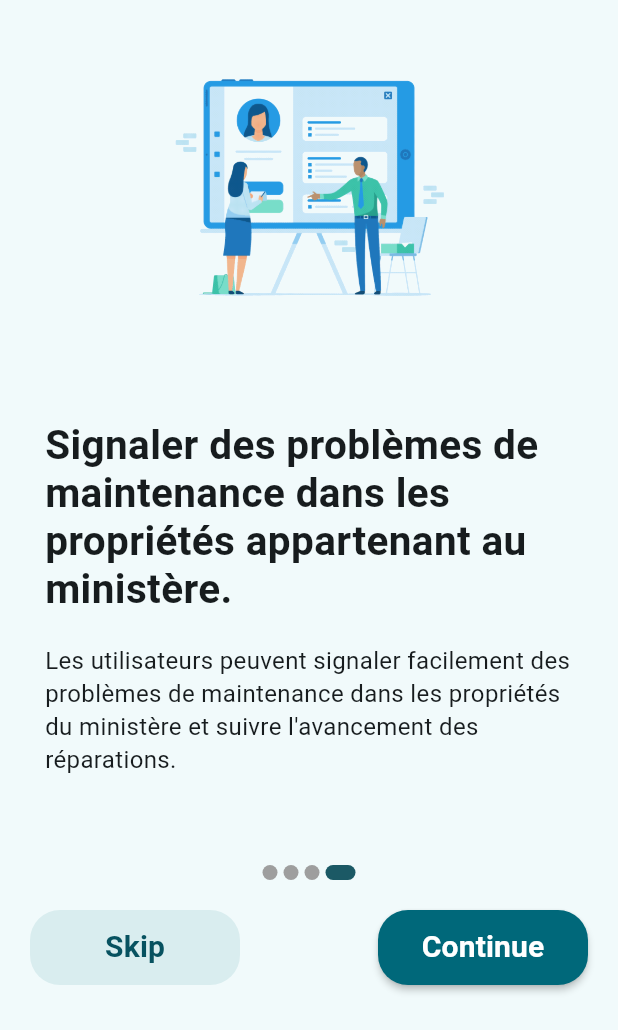
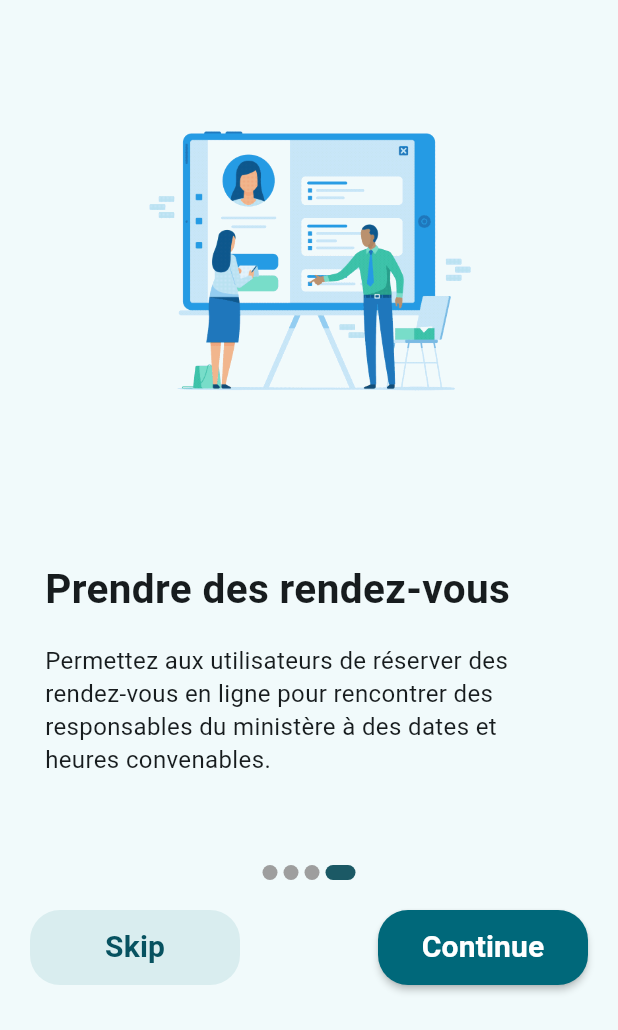
Before and after one commit to tounektimohamed/taqyem, a Flutter app: the screen it shows after launch, swiped to page 4, on a phone screen of 412 x 824 dp, the part 206-1236 px from its top. Run offline on Flutter 3.47's test engine with Material 3 defaults, Android fonts, the phone set to English and light mode, and no system bars; our stand-ins replace cloud_firestore, custom_radio_grouped_button, firebase_auth, firebase_core, firebase_storage, flutter_holo_date_picker and 10 more; missing offline and left inert: alarm, flutter_timeline_calendar, maps_launcher; accounts and stored records are empty; generated files the repository leaves out were written again.

Commit message:
first commit

```diff
--- a/lib/components/onboarding_content.dart
+++ b/lib/components/onboarding_content.dart
@@ -22,14 +22,14 @@ List<UnbordingContent> contents = [
       description:
           "Les utilisateurs peuvent signaler facilement des problèmes de maintenance dans les propriétés du ministère et suivre l'avancement des réparations."),
   UnbordingContent(
-      title: 'Signaler des problèmes de maintenance dans les propriétés appartenant au ministère.',
+      title: 'Demander des informations ',
+      image: 'lib/assets/icons/me/admin4.gif',
+      description:
+          "Demander des informations sur les procédures et conditions d'accès aux services du ministère."),
+  UnbordingContent(
+      title: 'Prendre des rendez-vous',
       image: 'lib/assets/icons/me/admin1.gif',
       description:
-          "Les utilisateurs peuvent signaler facilement des problèmes de maintenance dans les propriétés du ministère et suivre l'avancement des réparations."),
-  UnbordingContent(
-      title: 'Signaler des problèmes de maintenance dans les propriétés appartenant au ministère.',
-      image: 'lib/assets/icons/me/admin1.gif',
-      description:
-          "Les utilisateurs peuvent signaler facilement des problèmes de maintenance dans les propriétés du ministère et suivre l'avancement des réparations."),
+          "Permettez aux utilisateurs de réserver des rendez-vous en ligne pour rencontrer des responsables du ministère à des dates et heures convenables."),
 
 ];
```
